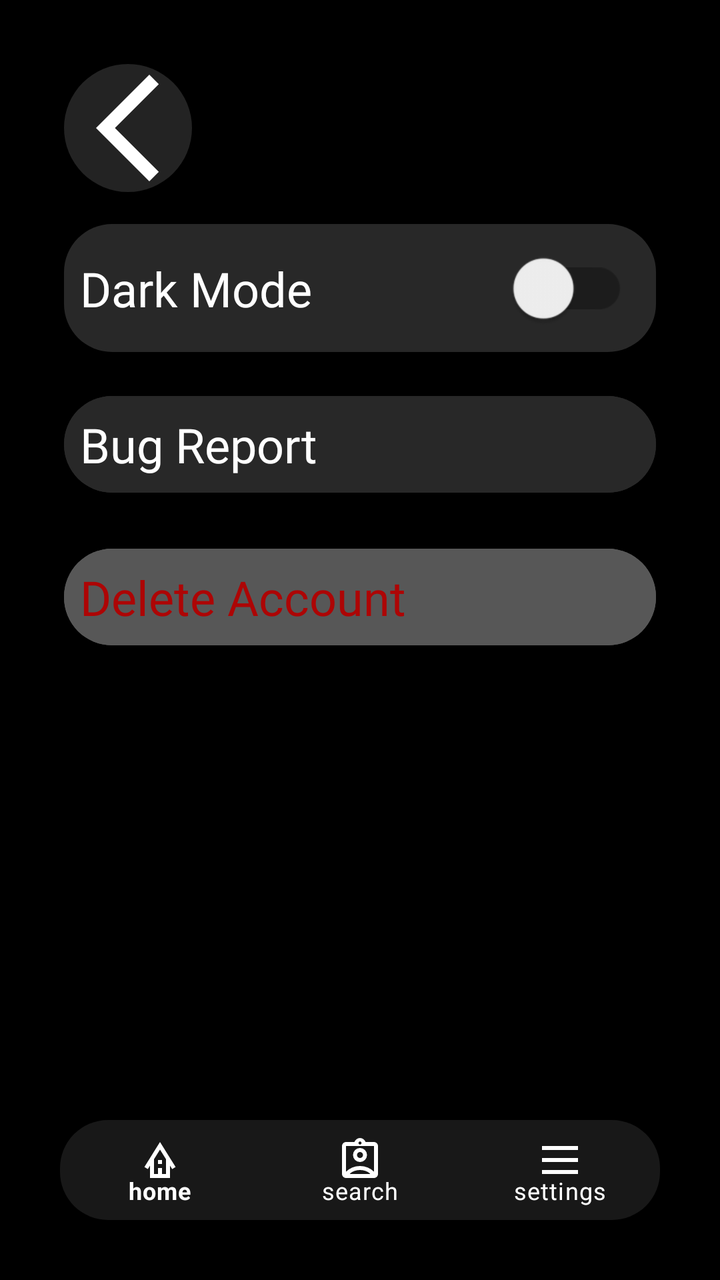
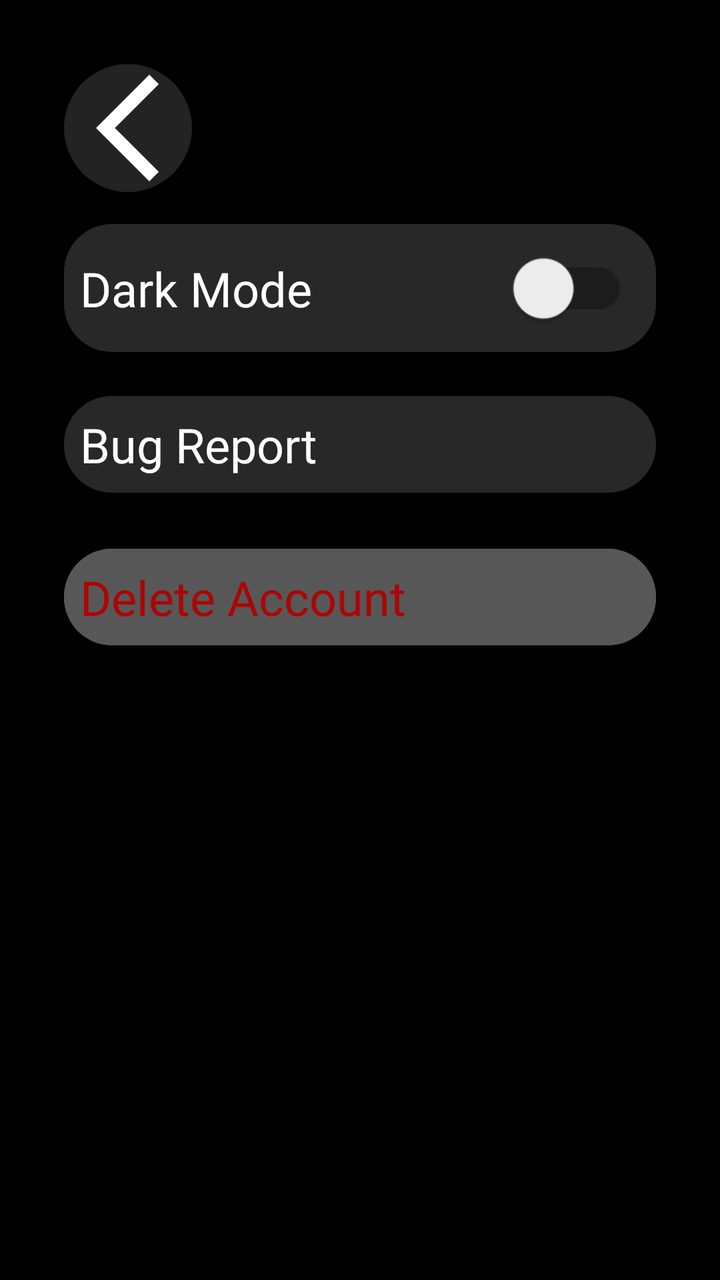

The first picture is an Android layout as it rendered before a commit; the second is the same layout after the commit. The layout source and the unified diff follow.
<!-- AndroidManifest.xml: application theme Theme.MyApplication_Java -->
<!-- res/layout/fragment_settings.xml -->
<?xml version="1.0" encoding="utf-8"?>
<androidx.constraintlayout.widget.ConstraintLayout xmlns:android="http://schemas.android.com/apk/res/android"
    xmlns:tools="http://schemas.android.com/tools"
    android:layout_width="match_parent"
    android:layout_height="match_parent"
    xmlns:app="http://schemas.android.com/apk/res-auto"
    android:background="#000000">

    <ImageView
        android:id="@+id/imageView2"
        android:layout_width="64dp"
        android:layout_height="64dp"
        android:layout_marginStart="32dp"
        android:layout_marginTop="32dp"
        android:background="@drawable/search_button"
        app:layout_constraintStart_toStartOf="parent"
        app:layout_constraintTop_toTopOf="parent"
        app:srcCompat="@drawable/back_icon" />


    <com.google.android.material.bottomnavigation.BottomNavigationView
        android:id="@+id/bottomNavigationView"
        android:layout_width="300dp"
        android:layout_height="50dp"
        android:layout_marginBottom="30dp"
        android:background="@drawable/bottom_nav_background"
        app:itemIconTint="#FFFFFF"
        app:itemTextColor="#FFFFFF"
        app:layout_constraintBottom_toBottomOf="parent"
        app:layout_constraintEnd_toEndOf="parent"
        app:layout_constraintStart_toStartOf="parent"
        app:menu="@menu/bottom_navigation_bar" />


    <androidx.constraintlayout.widget.ConstraintLayout
        android:id="@+id/dark_mode_row"
        android:layout_width="0dp"
        android:layout_height="wrap_content"
        android:layout_marginStart="32dp"
        android:layout_marginTop="16dp"
        android:layout_marginEnd="32dp"
        android:background="@drawable/rounded_box"
        android:padding="8dp"
        app:layout_constraintEnd_toEndOf="parent"
        app:layout_constraintStart_toStartOf="parent"
        app:layout_constraintTop_toBottomOf="@id/imageView2">

        <TextView
            android:id="@+id/textView2"
            android:layout_width="wrap_content"
            android:layout_height="wrap_content"
            android:text="Dark Mode"
            android:textColor="#FFFFFF"
            android:textSize="24sp"
            app:fontFamily="@font/inter_bold"
            app:layout_constraintBottom_toBottomOf="parent"
            app:layout_constraintStart_toStartOf="parent"
            app:layout_constraintTop_toTopOf="parent" />

        <com.google.android.material.switchmaterial.SwitchMaterial
            android:id="@+id/dark_mode_switch"
            android:layout_width="wrap_content"
            android:layout_height="wrap_content"
            android:layout_marginEnd="16dp"
            android:labelFor="@id/textView2"
            android:scaleX="1.5"
            android:scaleY="1.5"
            app:layout_constraintBottom_toBottomOf="parent"
            app:layout_constraintEnd_toEndOf="parent"
            app:layout_constraintTop_toTopOf="parent"
            app:useMaterialThemeColors="false" />
    </androidx.constraintlayout.widget.ConstraintLayout>

    <com.google.android.material.button.MaterialButton
        android:id="@+id/bug_report"
        android:layout_width="0dp"
        android:layout_height="wrap_content"
        android:layout_marginStart="32dp"
        android:layout_marginTop="16dp"
        android:layout_marginEnd="32dp"
        android:backgroundTint="#282828"
        android:padding="8dp"
        android:text="Bug Report"
        android:textAlignment="viewStart"
        android:textSize="24sp"
        app:cornerRadius="24dp"
        style="@style/text_style"
        android:letterSpacing="0"
        app:layout_constraintEnd_toEndOf="parent"
        app:layout_constraintStart_toStartOf="parent"
        app:layout_constraintTop_toBottomOf="@+id/dark_mode_row" />

    <com.google.android.material.button.MaterialButton
        android:id="@+id/delete_account_button"
        style="@style/text_style"
        android:layout_width="0dp"
        android:layout_height="wrap_content"
        android:layout_marginStart="32dp"
        android:layout_marginTop="16dp"
        android:layout_marginEnd="32dp"
        android:backgroundTint="#575757"
        android:letterSpacing="0"
        android:padding="8dp"
        android:text="Delete Account"
        android:textAlignment="viewStart"
        android:textColor="#AD0505"
        android:textSize="24sp"
        app:cornerRadius="24dp"
        app:layout_constraintEnd_toEndOf="parent"
        app:layout_constraintStart_toStartOf="parent"
        app:layout_constraintTop_toBottomOf="@+id/bug_report" />


</androidx.constraintlayout.widget.ConstraintLayout>
<!-- resources referenced by this layout -->
<resources>
  <!-- drawable back_icon (drawable) -->
  <vector xmlns:android="http://schemas.android.com/apk/res/android" android:autoMirrored="true" android:height="30dp" android:tint="#FFFFFF" android:viewportHeight="960" android:viewportWidth="960" android:width="30dp">
        
      <path android:fillColor="@android:color/white" android:pathData="M640,880L240,480L640,80L711,151L382,480L711,809L640,880Z"/>
      
  </vector>
  <!-- drawable bottom_nav_background (drawable) -->
  <shape xmlns:android="http://schemas.android.com/apk/res/android">
  
      <solid android:color="#99282828"/>
  
      <corners android:radius="24dp"/>
  
  </shape>
  <!-- drawable rounded_box (drawable) -->
  <shape xmlns:android="http://schemas.android.com/apk/res/android">
  
      <solid android:color="#282828"/>
  
      <corners android:radius="24dp"/>
  
  </shape>
  <!-- drawable search_button (drawable) -->
  <?xml version="1.0" encoding="utf-8"?>
  <shape xmlns:android="http://schemas.android.com/apk/res/android">
      <solid android:color="#66575757"/>
  
      <corners android:radius="1000dp"/>
  </shape>
  <style name="text_style" parent="Widget.MaterialComponents.Button">
          <item name="android:fontFamily">@font/inter_bold</item>
          <item name="android:textAllCaps">false</item>
      </style>
  <style name="Theme.MyApplication_Java" parent="Theme.MaterialComponents.DayNight.NoActionBar">
          
          <item name="colorPrimary">@color/purple_500</item>
          <item name="colorPrimaryVariant">@color/purple_700</item>
          <item name="colorOnPrimary">@color/white</item>
          
          <item name="colorSecondary">@color/teal_200</item>
          <item name="colorSecondaryVariant">@color/teal_700</item>
          <item name="colorOnSecondary">@color/black</item>
          
          <item name="android:statusBarColor">?attr/colorPrimaryVariant</item>
          
      </style>
  <color name="purple_500">#FF6200EE</color>
  <color name="purple_700">#FF3700B3</color>
  <color name="white">#FFFFFFFF</color>
  <color name="teal_200">#FF03DAC5</color>
  <color name="teal_700">#FF018786</color>
  <color name="black">#FF000000</color>
</resources>

<!-- the commit's change to res/layout/fragment_settings.xml (unified diff, before → after) -->
@@ -18,18 +18,6 @@
         app:srcCompat="@drawable/back_icon" />
 
 
-    <com.google.android.material.bottomnavigation.BottomNavigationView
-        android:id="@+id/bottomNavigationView"
-        android:layout_width="300dp"
-        android:layout_height="50dp"
-        android:layout_marginBottom="30dp"
-        android:background="@drawable/bottom_nav_background"
-        app:itemIconTint="#FFFFFF"
-        app:itemTextColor="#FFFFFF"
-        app:layout_constraintBottom_toBottomOf="parent"
-        app:layout_constraintEnd_toEndOf="parent"
-        app:layout_constraintStart_toStartOf="parent"
-        app:menu="@menu/bottom_navigation_bar" />
 
 
     <androidx.constraintlayout.widget.ConstraintLayout
<!-- resource entries referenced after the edit -->
@@ -6,14 +6,6 @@
       <path android:fillColor="@android:color/white" android:pathData="M640,880L240,480L640,80L711,151L382,480L711,809L640,880Z"/>
       
   </vector>
-  <!-- drawable bottom_nav_background (drawable) -->
-  <shape xmlns:android="http://schemas.android.com/apk/res/android">
-  
-      <solid android:color="#99282828"/>
-  
-      <corners android:radius="24dp"/>
-  
-  </shape>
   <!-- drawable rounded_box (drawable) -->
   <shape xmlns:android="http://schemas.android.com/apk/res/android">
   
